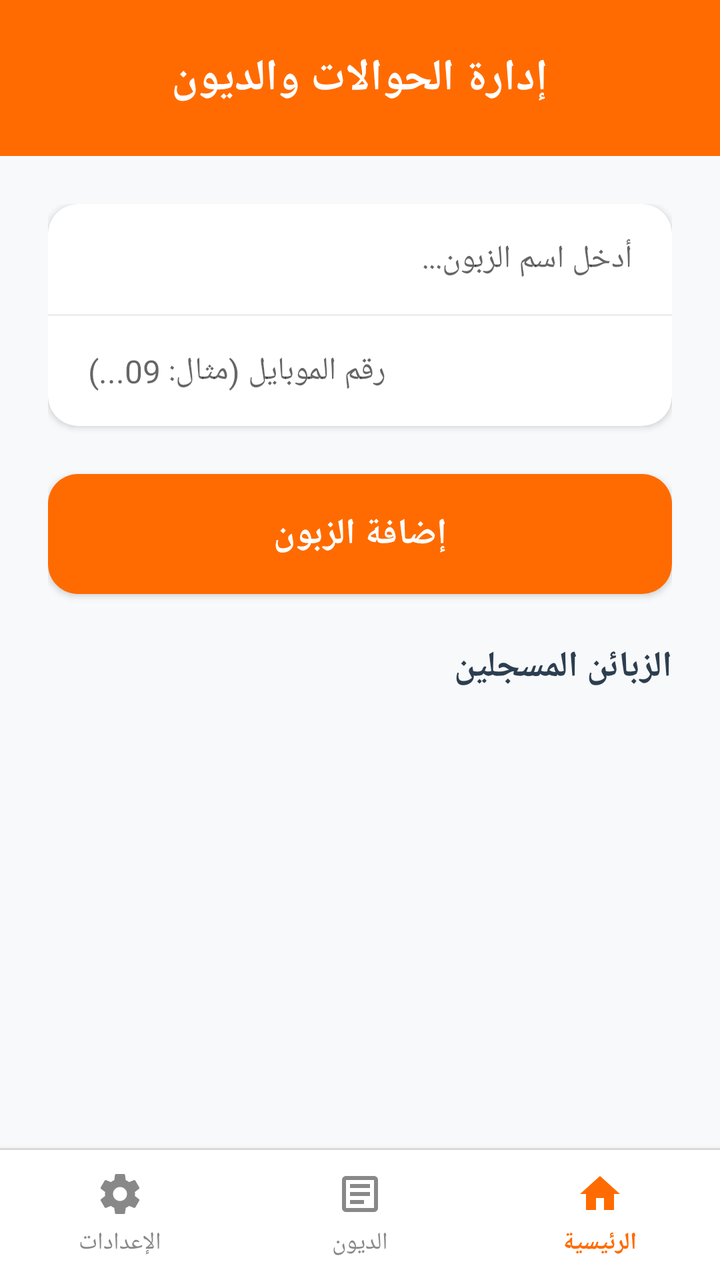
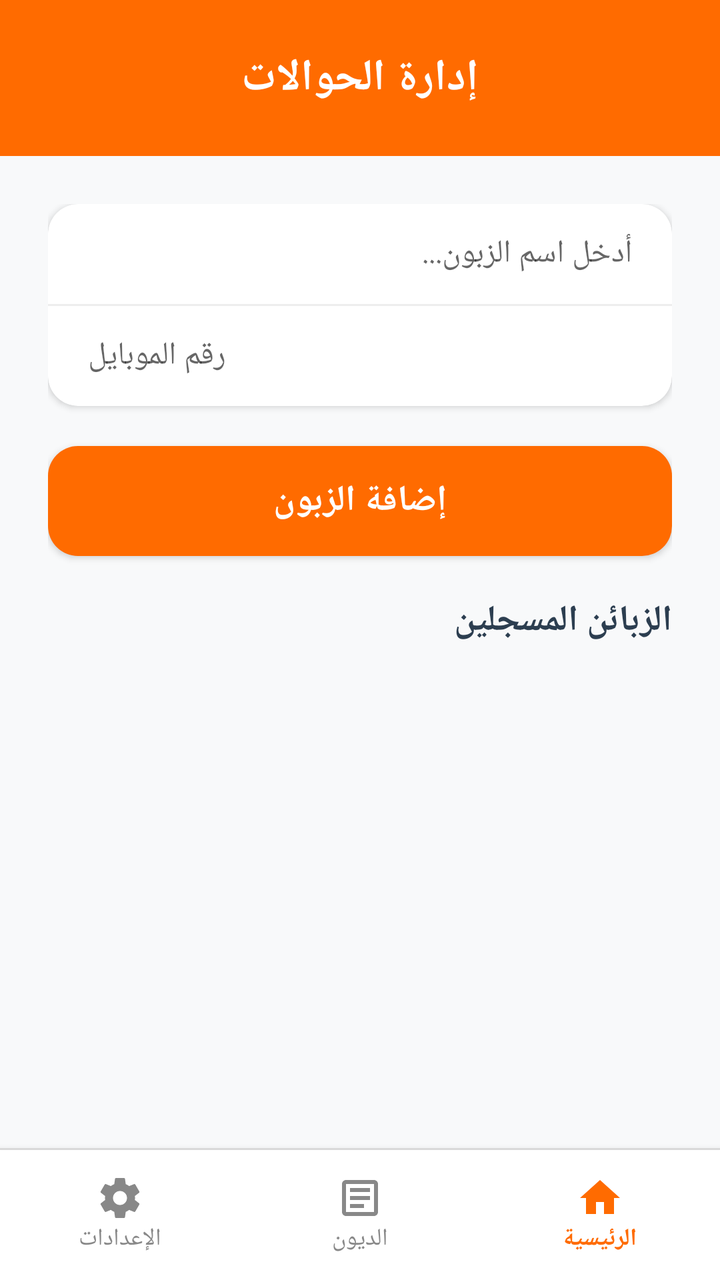

An Android layout rendered at two revisions. The XML below is the earlier revision; the diff shows what the commit changed to produce the second picture.
<!-- AndroidManifest.xml: application theme Theme.AppCompat.Light.NoActionBar -->
<!-- res/layout/activity_main.xml -->
﻿<?xml version="1.0" encoding="utf-8"?>
<LinearLayout xmlns:android="http://schemas.android.com/apk/res/android"
    xmlns:app="http://schemas.android.com/apk/res-auto"
    android:layout_width="match_parent"
    android:layout_height="match_parent"
    android:orientation="vertical"
    android:layoutDirection="rtl"
    android:background="#F8F9FA">

    
    <LinearLayout
        android:layout_width="match_parent"
        android:layout_height="0dp"
        android:layout_weight="1"
        android:orientation="vertical">
        
        <LinearLayout
            android:layout_width="match_parent"
            android:layout_height="wrap_content"
            android:background="#FF6B00"
            android:padding="24dp"
            android:orientation="vertical"
            android:gravity="center">
            <TextView
                android:layout_width="wrap_content"
                android:layout_height="wrap_content"
                android:text="إدارة الحوالات والديون"
                android:textSize="22sp"
                android:textStyle="bold"
                android:textColor="#FFFFFF" />
        </LinearLayout>

        <LinearLayout
            android:layout_width="match_parent"
            android:layout_height="match_parent"
            android:orientation="vertical"
            android:padding="24dp">
            
            <androidx.cardview.widget.CardView
                android:layout_width="match_parent"
                android:layout_height="wrap_content"
                app:cardCornerRadius="15dp"
                app:cardElevation="2dp"
                android:layout_marginBottom="24dp"
                app:cardBackgroundColor="#FFFFFF">
                <LinearLayout
                    android:layout_width="match_parent"
                    android:layout_height="wrap_content"
                    android:orientation="vertical">
                    <EditText
                        android:id="@+id/input_name"
                        android:layout_width="match_parent"
                        android:layout_height="55dp"
                        android:background="@null"
                        android:hint="أدخل اسم الزبون..."
                        android:paddingStart="20dp"
                        android:paddingEnd="20dp"
                        android:textSize="16sp"
                        android:textColor="#333333" />
                    <View
                        android:layout_width="match_parent"
                        android:layout_height="1dp"
                        android:background="#EEEEEE" />
                    <EditText
                        android:id="@+id/input_phone"
                        android:layout_width="match_parent"
                        android:layout_height="55dp"
                        android:background="@null"
                        android:inputType="phone"
                        android:hint="رقم الموبايل (مثال: 09...)"
                        android:paddingStart="20dp"
                        android:paddingEnd="20dp"
                        android:textSize="16sp"
                        android:textColor="#333333" />
                </LinearLayout>
            </androidx.cardview.widget.CardView>

            <androidx.appcompat.widget.AppCompatButton
                android:id="@+id/btn_save"
                android:layout_width="match_parent"
                android:layout_height="60dp"
                android:text="إضافة الزبون"
                android:textSize="18sp"
                android:textStyle="bold"
                android:background="@drawable/bg_rounded_orange"
                android:textColor="#FFFFFF" 
                android:layout_marginBottom="24dp"/>

            <TextView
                android:layout_width="wrap_content"
                android:layout_height="wrap_content"
                android:text="الزبائن المسجلين"
                android:textSize="18sp"
                android:textStyle="bold"
                android:textColor="#2C3E50"
                android:layout_marginBottom="12dp"/>

            <androidx.recyclerview.widget.RecyclerView
                android:id="@+id/recycler_customers"
                android:layout_width="match_parent"
                android:layout_height="match_parent"
                android:clipToPadding="false"
                android:paddingBottom="20dp" />
        </LinearLayout>
    </LinearLayout>

    
    <View
        android:layout_width="match_parent"
        android:layout_height="1dp"
        android:background="#E0E0E0" />

    
    <LinearLayout
        android:layout_width="match_parent"
        android:layout_height="65dp"
        android:orientation="horizontal"
        android:background="#FFFFFF"
        android:elevation="8dp">

        
        <LinearLayout
            android:id="@+id/nav_home"
            android:layout_width="0dp"
            android:layout_weight="1"
            android:layout_height="match_parent"
            android:orientation="vertical"
            android:gravity="center"
            android:background="?android:attr/selectableItemBackground"
            android:clickable="true"
            android:focusable="true">
            <ImageView
                android:layout_width="24dp"
                android:layout_height="24dp"
                android:src="@drawable/ic_home" />
            <TextView
                android:layout_width="wrap_content"
                android:layout_height="wrap_content"
                android:text="الرئيسية"
                android:textSize="12sp"
                android:textStyle="bold"
                android:textColor="#FF6B00"
                android:layout_marginTop="4dp"/>
        </LinearLayout>

        
        <LinearLayout
            android:id="@+id/nav_debt"
            android:layout_width="0dp"
            android:layout_weight="1"
            android:layout_height="match_parent"
            android:orientation="vertical"
            android:gravity="center"
            android:background="?android:attr/selectableItemBackground"
            android:clickable="true"
            android:focusable="true">
            <ImageView
                android:layout_width="24dp"
                android:layout_height="24dp"
                android:src="@drawable/ic_debt" />
            <TextView
                android:layout_width="wrap_content"
                android:layout_height="wrap_content"
                android:text="الديون"
                android:textSize="12sp"
                android:textColor="#888888"
                android:layout_marginTop="4dp"/>
        </LinearLayout>

        
        <LinearLayout
            android:id="@+id/nav_settings"
            android:layout_width="0dp"
            android:layout_weight="1"
            android:layout_height="match_parent"
            android:orientation="vertical"
            android:gravity="center"
            android:background="?android:attr/selectableItemBackground"
            android:clickable="true"
            android:focusable="true">
            <ImageView
                android:layout_width="24dp"
                android:layout_height="24dp"
                android:src="@drawable/ic_settings" />
            <TextView
                android:layout_width="wrap_content"
                android:layout_height="wrap_content"
                android:text="الإعدادات"
                android:textSize="12sp"
                android:textColor="#888888"
                android:layout_marginTop="4dp"/>
        </LinearLayout>

    </LinearLayout>
</LinearLayout>
<!-- resources referenced by this layout -->
<resources>
  <!-- drawable bg_rounded_orange (drawable) -->
  <?xml version="1.0" encoding="utf-8"?>
  <shape xmlns:android="http://schemas.android.com/apk/res/android" android:shape="rectangle">
      <solid android:color="#FF6B00" />
      <corners android:radius="15dp" />
  </shape>
  <!-- drawable ic_debt (drawable) -->
  ﻿<?xml version="1.0" encoding="utf-8"?>
  <vector xmlns:android="http://schemas.android.com/apk/res/android" android:width="24dp" android:height="24dp" android:viewportWidth="24" android:viewportHeight="24">
      <path android:fillColor="#888888" android:pathData="M19,3H5C3.89,3 3,3.9 3,5v14c0,1.1 0.89,2 2,2h14c1.11,0 2,-0.9 2,-2V5C21,3.9 20.11,3 19,3zM19,19H5V5h14V19zM7,7h10v2H7V7zM7,11h10v2H7V11zM7,15h7v2H7V15z"/>
  </vector>
  <!-- drawable ic_home (drawable) -->
  ﻿<?xml version="1.0" encoding="utf-8"?>
  <vector xmlns:android="http://schemas.android.com/apk/res/android" android:width="24dp" android:height="24dp" android:viewportWidth="24" android:viewportHeight="24">
      <path android:fillColor="#FF6B00" android:pathData="M10,20v-6h4v6h5v-8h3L12,3 2,12h3v8z"/>
  </vector>
  <!-- drawable ic_settings (drawable) -->
  ﻿<?xml version="1.0" encoding="utf-8"?>
  <vector xmlns:android="http://schemas.android.com/apk/res/android" android:width="24dp" android:height="24dp" android:viewportWidth="24" android:viewportHeight="24">
      <path android:fillColor="#888888" android:pathData="M19.43,12.98c0.04,-0.32 0.07,-0.64 0.07,-0.98s-0.03,-0.66 -0.07,-0.98l2.11,-1.65c0.19,-0.15 0.24,-0.42 0.12,-0.64l-2,-3.46c-0.12,-0.22 -0.39,-0.3 -0.61,-0.22l-2.49,1c-0.52,-0.4 -1.08,-0.73 -1.69,-0.98l-0.38,-2.65C14.46,2.18 14.25,2 14,2h-4c-0.25,0 -0.46,0.18 -0.49,0.42l-0.38,2.65c-0.61,0.25 -1.17,0.59 -1.69,0.98l-2.49,-1c-0.23,-0.09 -0.49,0 -0.61,0.22l-2,3.46c-0.13,0.22 -0.07,0.49 0.12,0.64l2.11,1.65c-0.04,0.32 -0.07,0.65 -0.07,0.98s0.03,0.66 0.07,0.98l-2.11,1.65c-0.19,0.15 -0.24,0.42 -0.12,0.64l2,3.46c0.12,0.22 0.39,0.3 0.61,0.22l2.49,-1c0.52,0.4 1.08,0.73 1.69,0.98l0.38,2.65C9.54,21.82 9.75,22 10,22h4c0.25,0 0.46,-0.18 0.49,-0.42l0.38,-2.65c0.61,-0.25 1.17,-0.59 1.69,-0.98l2.49,1c0.23,0.09 0.49,0 0.61,-0.22l2,-3.46c0.12,-0.22 0.07,-0.49 -0.12,-0.64l-2.11,-1.65zM12,15.5c-1.93,0 -3.5,-1.57 -3.5,-3.5s1.57,-3.5 3.5,-3.5 3.5,1.57 3.5,3.5 -1.57,3.5 -3.5,3.5z"/>
  </vector>
</resources>

<!-- the commit's change to res/layout/activity_main.xml (unified diff, before → after) -->
@@ -1,4 +1,4 @@
-﻿<?xml version="1.0" encoding="utf-8"?>
+<?xml version="1.0" encoding="utf-8"?>
 <LinearLayout xmlns:android="http://schemas.android.com/apk/res/android"
     xmlns:app="http://schemas.android.com/apk/res-auto"
     android:layout_width="match_parent"
@@ -7,189 +7,67 @@
     android:layoutDirection="rtl"
     android:background="#F8F9FA">
 
-    
-    <LinearLayout
-        android:layout_width="match_parent"
-        android:layout_height="0dp"
-        android:layout_weight="1"
-        android:orientation="vertical">
+    <LinearLayout android:layout_width="match_parent" android:layout_height="wrap_content" android:background="#FF6B00" android:padding="24dp" android:orientation="vertical" android:gravity="center">
+        <TextView android:id="@+id/tv_main_title" android:layout_width="wrap_content" android:layout_height="wrap_content" android:text="إدارة الحوالات" android:textSize="22sp" android:textStyle="bold" android:textColor="#FFFFFF" />
+    </LinearLayout>
+
+    <FrameLayout android:layout_width="match_parent" android:layout_height="0dp" android:layout_weight="1">
+
         
-        <LinearLayout
-            android:layout_width="match_parent"
-            android:layout_height="wrap_content"
-            android:background="#FF6B00"
-            android:padding="24dp"
-            android:orientation="vertical"
-            android:gravity="center">
-            <TextView
-                android:layout_width="wrap_content"
-                android:layout_height="wrap_content"
-                android:text="إدارة الحوالات والديون"
-                android:textSize="22sp"
-                android:textStyle="bold"
-                android:textColor="#FFFFFF" />
-        </LinearLayout>
-
-        <LinearLayout
-            android:layout_width="match_parent"
-            android:layout_height="match_parent"
-            android:orientation="vertical"
-            android:padding="24dp">
-            
-            <androidx.cardview.widget.CardView
-                android:layout_width="match_parent"
-                android:layout_height="wrap_content"
-                app:cardCornerRadius="15dp"
-                app:cardElevation="2dp"
-                android:layout_marginBottom="24dp"
-                app:cardBackgroundColor="#FFFFFF">
-                <LinearLayout
-                    android:layout_width="match_parent"
-                    android:layout_height="wrap_content"
-                    android:orientation="vertical">
-                    <EditText
-                        android:id="@+id/input_name"
-                        android:layout_width="match_parent"
-                        android:layout_height="55dp"
-                        android:background="@null"
-                        android:hint="أدخل اسم الزبون..."
-                        android:paddingStart="20dp"
-                        android:paddingEnd="20dp"
-                        android:textSize="16sp"
-                        android:textColor="#333333" />
-                    <View
-                        android:layout_width="match_parent"
-                        android:layout_height="1dp"
-                        android:background="#EEEEEE" />
-                    <EditText
-                        android:id="@+id/input_phone"
-                        android:layout_width="match_parent"
-                        android:layout_height="55dp"
-                        android:background="@null"
-                        android:inputType="phone"
-                        android:hint="رقم الموبايل (مثال: 09...)"
-                        android:paddingStart="20dp"
-                        android:paddingEnd="20dp"
-                        android:textSize="16sp"
-                        android:textColor="#333333" />
+        <LinearLayout android:id="@+id/layout_home" android:layout_width="match_parent" android:layout_height="match_parent" android:orientation="vertical" android:padding="24dp">
+            <androidx.cardview.widget.CardView android:layout_width="match_parent" android:layout_height="wrap_content" app:cardCornerRadius="15dp" app:cardElevation="2dp" android:layout_marginBottom="20dp" app:cardBackgroundColor="#FFFFFF">
+                <LinearLayout android:layout_width="match_parent" android:layout_height="wrap_content" android:orientation="vertical">
+                    <EditText android:id="@+id/input_name" android:layout_width="match_parent" android:layout_height="50dp" android:background="@null" android:hint="أدخل اسم الزبون..." android:paddingStart="20dp" android:paddingEnd="20dp" android:textSize="16sp" android:textColor="#333333" />
+                    <View android:layout_width="match_parent" android:layout_height="1dp" android:background="#EEEEEE" />
+                    <EditText android:id="@+id/input_phone" android:layout_width="match_parent" android:layout_height="50dp" android:background="@null" android:inputType="phone" android:hint="رقم الموبايل" android:paddingStart="20dp" android:paddingEnd="20dp" android:textSize="16sp" android:textColor="#333333" />
                 </LinearLayout>
             </androidx.cardview.widget.CardView>
-
-            <androidx.appcompat.widget.AppCompatButton
-                android:id="@+id/btn_save"
-                android:layout_width="match_parent"
-                android:layout_height="60dp"
-                android:text="إضافة الزبون"
-                android:textSize="18sp"
-                android:textStyle="bold"
-                android:background="@drawable/bg_rounded_orange"
-                android:textColor="#FFFFFF" 
-                android:layout_marginBottom="24dp"/>
-
-            <TextView
-                android:layout_width="wrap_content"
-                android:layout_height="wrap_content"
-                android:text="الزبائن المسجلين"
-                android:textSize="18sp"
-                android:textStyle="bold"
-                android:textColor="#2C3E50"
-                android:layout_marginBottom="12dp"/>
-
-            <androidx.recyclerview.widget.RecyclerView
-                android:id="@+id/recycler_customers"
-                android:layout_width="match_parent"
-                android:layout_height="match_parent"
-                android:clipToPadding="false"
-                android:paddingBottom="20dp" />
-        </LinearLayout>
-    </LinearLayout>
-
-    
-    <View
-        android:layout_width="match_parent"
-        android:layout_height="1dp"
-        android:background="#E0E0E0" />
-
-    
-    <LinearLayout
-        android:layout_width="match_parent"
-        android:layout_height="65dp"
-        android:orientation="horizontal"
-        android:background="#FFFFFF"
-        android:elevation="8dp">
-
-        
-        <LinearLayout
-            android:id="@+id/nav_home"
-            android:layout_width="0dp"
-            android:layout_weight="1"
-            android:layout_height="match_parent"
-            android:orientation="vertical"
-            android:gravity="center"
-            android:background="?android:attr/selectableItemBackground"
-            android:clickable="true"
-            android:focusable="true">
-            <ImageView
-                android:layout_width="24dp"
-                android:layout_height="24dp"
-                android:src="@drawable/ic_home" />
-            <TextView
-                android:layout_width="wrap_content"
-                android:layout_height="wrap_content"
-                android:text="الرئيسية"
-                android:textSize="12sp"
-                android:textStyle="bold"
-                android:textColor="#FF6B00"
-                android:layout_marginTop="4dp"/>
+            <androidx.appcompat.widget.AppCompatButton android:id="@+id/btn_save" android:layout_width="match_parent" android:layout_height="55dp" android:text="إضافة الزبون" android:textSize="18sp" android:textStyle="bold" android:background="@drawable/bg_rounded_orange" android:textColor="#FFFFFF" android:layout_marginBottom="20dp"/>
+            <TextView android:layout_width="wrap_content" android:layout_height="wrap_content" android:text="الزبائن المسجلين" android:textSize="18sp" android:textStyle="bold" android:textColor="#2C3E50" android:layout_marginBottom="12dp"/>
+            <androidx.recyclerview.widget.RecyclerView android:id="@+id/recycler_customers" android:layout_width="match_parent" android:layout_height="match_parent" android:clipToPadding="false" android:paddingBottom="20dp" />
         </LinearLayout>
 
         
-        <LinearLayout
-            android:id="@+id/nav_debt"
-            android:layout_width="0dp"
-            android:layout_weight="1"
-            android:layout_height="match_parent"
-            android:orientation="vertical"
-            android:gravity="center"
-            android:background="?android:attr/selectableItemBackground"
-            android:clickable="true"
-            android:focusable="true">
-            <ImageView
-                android:layout_width="24dp"
-                android:layout_height="24dp"
-                android:src="@drawable/ic_debt" />
-            <TextView
-                android:layout_width="wrap_content"
-                android:layout_height="wrap_content"
-                android:text="الديون"
-                android:textSize="12sp"
-                android:textColor="#888888"
-                android:layout_marginTop="4dp"/>
+        <LinearLayout android:id="@+id/layout_debt" android:layout_width="match_parent" android:layout_height="match_parent" android:orientation="vertical" android:padding="24dp" android:visibility="gone">
+            <androidx.cardview.widget.CardView android:layout_width="match_parent" android:layout_height="wrap_content" app:cardCornerRadius="15dp" app:cardElevation="2dp" android:layout_marginBottom="16dp" app:cardBackgroundColor="#FFF0E6">
+                <LinearLayout android:layout_width="match_parent" android:layout_height="wrap_content" android:padding="20dp" android:orientation="vertical" android:gravity="center">
+                    <TextView android:layout_width="wrap_content" android:layout_height="wrap_content" android:text="إجمالي الديون بالسوق" android:textSize="16sp" android:textColor="#FF6B00"/>
+                    <TextView android:id="@+id/tv_total_debt" android:layout_width="wrap_content" android:layout_height="wrap_content" android:text="0 ل.س" android:textSize="28sp" android:textStyle="bold" android:textColor="#D32F2F" android:layout_marginTop="8dp"/>
+                </LinearLayout>
+            </androidx.cardview.widget.CardView>
+            <androidx.appcompat.widget.AppCompatButton android:id="@+id/btn_show_add_debt" android:layout_width="match_parent" android:layout_height="55dp" android:text="إضافة دين جديد" android:textSize="18sp" android:textStyle="bold" android:background="@drawable/bg_rounded_orange" android:textColor="#FFFFFF" android:layout_marginBottom="20dp"/>
+            <TextView android:layout_width="wrap_content" android:layout_height="wrap_content" android:text="سجل الديون" android:textSize="18sp" android:textStyle="bold" android:textColor="#2C3E50" android:layout_marginBottom="12dp"/>
+            <androidx.recyclerview.widget.RecyclerView android:id="@+id/recycler_debts" android:layout_width="match_parent" android:layout_height="match_parent" android:clipToPadding="false" android:paddingBottom="20dp" />
         </LinearLayout>
 
         
-        <LinearLayout
-            android:id="@+id/nav_settings"
-            android:layout_width="0dp"
-            android:layout_weight="1"
-            android:layout_height="match_parent"
-            android:orientation="vertical"
-            android:gravity="center"
-            android:background="?android:attr/selectableItemBackground"
-            android:clickable="true"
-            android:focusable="true">
-            <ImageView
-                android:layout_width="24dp"
-                android:layout_height="24dp"
-                android:src="@drawable/ic_settings" />
-            <TextView
-                android:layout_width="wrap_content"
-                android:layout_height="wrap_content"
-                android:text="الإعدادات"
-                android:textSize="12sp"
-                android:textColor="#888888"
-                android:layout_marginTop="4dp"/>
+        <LinearLayout android:id="@+id/layout_settings" android:layout_width="match_parent" android:layout_height="match_parent" android:orientation="vertical" android:padding="24dp" android:visibility="gone">
+            <TextView android:layout_width="wrap_content" android:layout_height="wrap_content" android:text="إعدادات التحويل" android:textSize="20sp" android:textStyle="bold" android:textColor="#2C3E50" android:layout_marginBottom="20dp"/>
+            <androidx.cardview.widget.CardView android:layout_width="match_parent" android:layout_height="wrap_content" app:cardCornerRadius="15dp" app:cardElevation="2dp" android:layout_marginBottom="24dp" app:cardBackgroundColor="#FFFFFF">
+                <LinearLayout android:layout_width="match_parent" android:layout_height="wrap_content" android:orientation="vertical" android:padding="20dp">
+                    <TextView android:layout_width="wrap_content" android:layout_height="wrap_content" android:text="الرمز السري الافتراضي للخط (PIN)" android:textSize="16sp" android:textStyle="bold" android:textColor="#333333" android:layout_marginBottom="12dp"/>
+                    <EditText android:id="@+id/input_settings_pin" android:layout_width="match_parent" android:layout_height="55dp" android:background="@drawable/bg_input_gray" android:inputType="numberPassword" android:hint="مثال: 0000" android:paddingStart="16dp" android:paddingEnd="16dp" android:textColor="#333333"/>
+                </LinearLayout>
+            </androidx.cardview.widget.CardView>
+            <androidx.appcompat.widget.AppCompatButton android:id="@+id/btn_save_settings" android:layout_width="match_parent" android:layout_height="55dp" android:text="حفظ الإعدادات" android:textSize="18sp" android:textStyle="bold" android:background="@drawable/bg_rounded_orange" android:textColor="#FFFFFF" />
         </LinearLayout>
+    </FrameLayout>
 
+    <View android:layout_width="match_parent" android:layout_height="1dp" android:background="#E0E0E0" />
+
+    
+    <LinearLayout android:layout_width="match_parent" android:layout_height="65dp" android:orientation="horizontal" android:background="#FFFFFF" android:elevation="8dp">
+        <LinearLayout android:id="@+id/nav_home" android:layout_width="0dp" android:layout_weight="1" android:layout_height="match_parent" android:orientation="vertical" android:gravity="center" android:background="?android:attr/selectableItemBackground" android:clickable="true">
+            <ImageView android:layout_width="24dp" android:layout_height="24dp" android:src="@drawable/ic_home" />
+            <TextView android:layout_width="wrap_content" android:layout_height="wrap_content" android:text="الرئيسية" android:textSize="12sp" android:textStyle="bold" android:textColor="#FF6B00"/>
+        </LinearLayout>
+        <LinearLayout android:id="@+id/nav_debt" android:layout_width="0dp" android:layout_weight="1" android:layout_height="match_parent" android:orientation="vertical" android:gravity="center" android:background="?android:attr/selectableItemBackground" android:clickable="true">
+            <ImageView android:layout_width="24dp" android:layout_height="24dp" android:src="@drawable/ic_debt" />
+            <TextView android:layout_width="wrap_content" android:layout_height="wrap_content" android:text="الديون" android:textSize="12sp" android:textColor="#888888"/>
+        </LinearLayout>
+        <LinearLayout android:id="@+id/nav_settings" android:layout_width="0dp" android:layout_weight="1" android:layout_height="match_parent" android:orientation="vertical" android:gravity="center" android:background="?android:attr/selectableItemBackground" android:clickable="true">
+            <ImageView android:layout_width="24dp" android:layout_height="24dp" android:src="@drawable/ic_settings" />
+            <TextView android:layout_width="wrap_content" android:layout_height="wrap_content" android:text="الإعدادات" android:textSize="12sp" android:textColor="#888888"/>
+        </LinearLayout>
     </LinearLayout>
 </LinearLayout>
<!-- resource entries referenced after the edit -->
@@ -1,5 +1,11 @@
 <!-- resources referenced by this layout -->
 <resources>
+  <!-- drawable bg_input_gray (drawable) -->
+  ﻿<?xml version="1.0" encoding="utf-8"?>
+  <shape xmlns:android="http://schemas.android.com/apk/res/android" android:shape="rectangle">
+      <solid android:color="#F0F2F5" />
+      <corners android:radius="12dp" />
+  </shape>
   <!-- drawable bg_rounded_orange (drawable) -->
   <?xml version="1.0" encoding="utf-8"?>
   <shape xmlns:android="http://schemas.android.com/apk/res/android" android:shape="rectangle">
